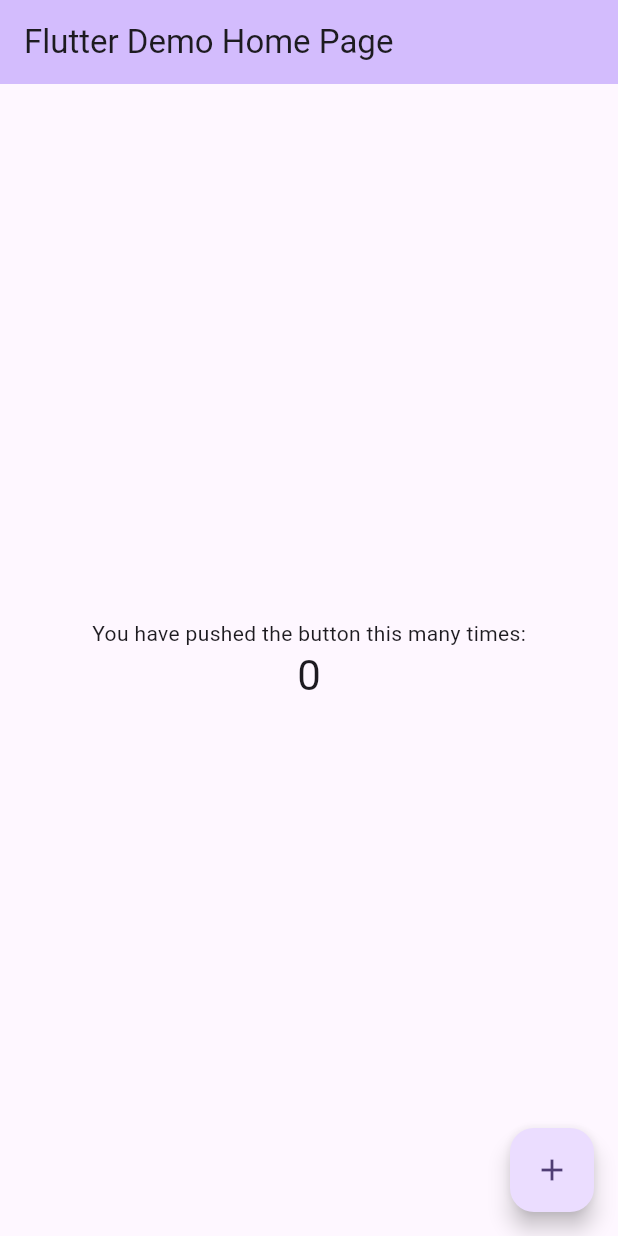
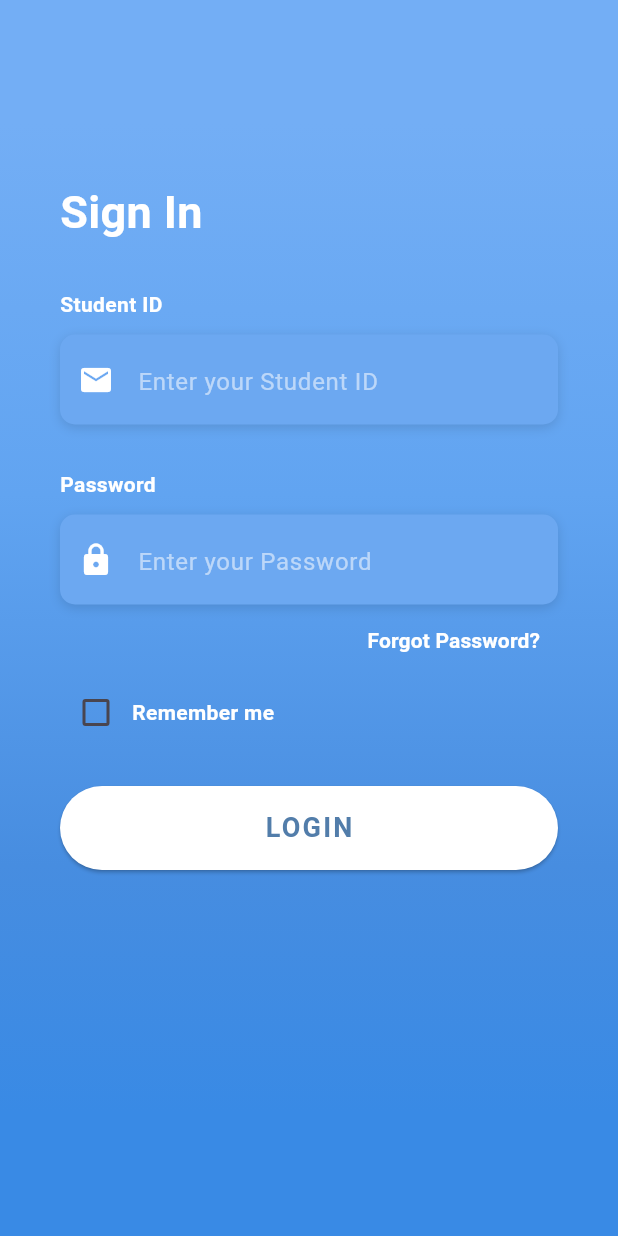
Before and after one commit to kimgukmin-99/flutter-academic-management, a Flutter app: the screen it shows after launch, on a phone screen of 412 x 824 dp. Run offline on Flutter 3.47's test engine with Material 3 defaults, Android fonts, the phone set to English and light mode, and no system bars; Roboto replaces fonts that are missing (OpenSans).

Commit message:
Update Login Page

```diff
--- a/lib/main.dart
+++ b/lib/main.dart
@@ -1,125 +1,16 @@
 import 'package:flutter/material.dart';
+import 'package:academic_management/screens/login_screen.dart';
 
-void main() {
-  runApp(const MyApp());
-}
+void main() => runApp(MyApp());
 
 class MyApp extends StatelessWidget {
-  const MyApp({super.key});
-
   // This widget is the root of your application.
   @override
   Widget build(BuildContext context) {
     return MaterialApp(
-      title: 'Flutter Demo',
-      theme: ThemeData(
-        // This is the theme of your application.
-        //
-        // TRY THIS: Try running your application with "flutter run". You'll see
-        // the application has a purple toolbar. Then, without quitting the app,
-        // try changing the seedColor in the colorScheme below to Colors.green
-        // and then invoke "hot reload" (save your changes or press the "hot
-        // reload" button in a Flutter-supported IDE, or press "r" if you used
-        // the command line to start the app).
-        //
-        // Notice that the counter didn't reset back to zero; the application
-        // state is not lost during the reload. To reset the state, use hot
-        // restart instead.
-        //
-        // This works for code too, not just values: Most code changes can be
-        // tested with just a hot reload.
-        colorScheme: ColorScheme.fromSeed(seedColor: Colors.deepPurple),
-        useMaterial3: true,
-      ),
-      home: const MyHomePage(title: 'Flutter Demo Home Page'),
+      title: 'Academic Management Login',
+      debugShowCheckedModeBanner: false,
+      home: LoginScreen(),
     );
   }
 }
-
-class MyHomePage extends StatefulWidget {
-  const MyHomePage({super.key, required this.title});
-
-  // This widget is the home page of your application. It is stateful, meaning
-  // that it has a State object (defined below) that contains fields that affect
-  // how it looks.
-
-  // This class is the configuration for the state. It holds the values (in this
-  // case the title) provided by the parent (in this case the App widget) and
-  // used by the build method of the State. Fields in a Widget subclass are
-  // always marked "final".
-
-  final String title;
-
-  @override
-  State<MyHomePage> createState() => _MyHomePageState();
-}
-
-class _MyHomePageState extends State<MyHomePage> {
-  int _counter = 0;
-
-  void _incrementCounter() {
-    setState(() {
-      // This call to setState tells the Flutter framework that something has
-      // changed in this State, which causes it to rerun the build method below
-      // so that the display can reflect the updated values. If we changed
-      // _counter without calling setState(), then the build method would not be
-      // called again, and so nothing would appear to happen.
-      _counter++;
-    });
-  }
-
-  @override
-  Widget build(BuildContext context) {
-    // This method is rerun every time setState is called, for instance as done
-    // by the _incrementCounter method above.
-    //
-    // The Flutter framework has been optimized to make rerunning build methods
-    // fast, so that you can just rebuild anything that needs updating rather
-    // than having to individually change instances of widgets.
-    return Scaffold(
-      appBar: AppBar(
-        // TRY THIS: Try changing the color here to a specific color (to
-        // Colors.amber, perhaps?) and trigger a hot reload to see the AppBar
-        // change color while the other colors stay the same.
-        backgroundColor: Theme.of(context).colorScheme.inversePrimary,
-        // Here we take the value from the MyHomePage object that was created by
-        // the App.build method, and use it to set our appbar title.
-        title: Text(widget.title),
-      ),
-      body: Center(
-        // Center is a layout widget. It takes a single child and positions it
-        // in the middle of the parent.
-        child: Column(
-          // Column is also a layout widget. It takes a list of children and
-          // arranges them vertically. By default, it sizes itself to fit its
-          // children horizontally, and tries to be as tall as its parent.
-          //
-          // Column has various properties to control how it sizes itself and
-          // how it positions its children. Here we use mainAxisAlignment to
-          // center the children vertically; the main axis here is the vertical
-          // axis because Columns are vertical (the cross axis would be
-          // horizontal).
-          //
-          // TRY THIS: Invoke "debug painting" (choose the "Toggle Debug Paint"
-          // action in the IDE, or press "p" in the console), to see the
-          // wireframe for each widget.
-          mainAxisAlignment: MainAxisAlignment.center,
-          children: <Widget>[
-            const Text(
-              'You have pushed the button this many times:',
-            ),
-            Text(
-              '$_counter',
-              style: Theme.of(context).textTheme.headlineMedium,
-            ),
-          ],
-        ),
-      ),
-      floatingActionButton: FloatingActionButton(
-        onPressed: _incrementCounter,
-        tooltip: 'Increment',
-        child: const Icon(Icons.add),
-      ), // This trailing comma makes auto-formatting nicer for build methods.
-    );
-  }
-}
--- /dev/null
+++ b/lib/screens/login_screen.dart
@@ -0,0 +1,203 @@
+import 'package:flutter/material.dart';
+import 'package:flutter/services.dart';
+import 'package:academic_management/utilities/constants.dart';
+
+class LoginScreen extends StatefulWidget {
+  @override
+  _LoginScreenState createState() => _LoginScreenState();
+}
+
+class _LoginScreenState extends State<LoginScreen> {
+  bool _rememberMe = false;
+
+  Widget _buildEmailTF() {
+    return Column(
+      crossAxisAlignment: CrossAxisAlignment.start,
+      children: <Widget>[
+        Text(
+          'Student ID',
+          style: kLabelStyle,
+        ),
+        SizedBox(height: 10.0),
+        Container(
+          alignment: Alignment.centerLeft,
+          decoration: kBoxDecorationStyle,
+          height: 60.0,
+          child: TextField(
+            keyboardType: TextInputType.emailAddress,
+            style: TextStyle(
+              color: Colors.white,
+              fontFamily: 'OpenSans',
+            ),
+            decoration: InputDecoration(
+              border: InputBorder.none,
+              contentPadding: EdgeInsets.only(top: 14.0),
+              prefixIcon: Icon(
+                Icons.email,
+                color: Colors.white,
+              ),
+              hintText: 'Enter your Student ID',
+              hintStyle: kHintTextStyle,
+            ),
+          ),
+        ),
+      ],
+    );
+  }
+
+  Widget _buildPasswordTF() {
+    return Column(
+      crossAxisAlignment: CrossAxisAlignment.start,
+      children: <Widget>[
+        Text(
+          'Password',
+          style: kLabelStyle,
+        ),
+        SizedBox(height: 10.0),
+        Container(
+          alignment: Alignment.centerLeft,
+          decoration: kBoxDecorationStyle,
+          height: 60.0,
+          child: TextField(
+            obscureText: true,
+            style: TextStyle(
+              color: Colors.white,
+              fontFamily: 'OpenSans',
+            ),
+            decoration: InputDecoration(
+              border: InputBorder.none,
+              contentPadding: EdgeInsets.only(top: 14.0),
+              prefixIcon: Icon(
+                Icons.lock,
+                color: Colors.white,
+              ),
+              hintText: 'Enter your Password',
+              hintStyle: kHintTextStyle,
+            ),
+          ),
+        ),
+      ],
+    );
+  }
+
+  Widget _buildForgotPasswordBtn() {
+    return Container(
+      alignment: Alignment.centerRight,
+      child: TextButton(
+        onPressed: () => print('Forgot Password Button Pressed'),
+        child: Text(
+          'Forgot Password?',
+          style: kLabelStyle,
+        ),
+      ),
+    );
+  }
+
+  Widget _buildRememberMeCheckbox() {
+    return Row(
+      children: <Widget>[
+        Checkbox(
+          value: _rememberMe,
+          checkColor: Colors.green,
+          activeColor: Colors.white,
+          onChanged: (bool? value) {
+            setState(() {
+              _rememberMe = value ?? false;
+            });
+          },
+        ),
+        Text(
+          'Remember me',
+          style: kLabelStyle,
+        ),
+      ],
+    );
+  }
+
+  Widget _buildLoginBtn() {
+    return Container(
+      padding: EdgeInsets.symmetric(vertical: 25.0),
+      width: double.infinity,
+      child: ElevatedButton(
+        onPressed: () => print('Login Button Pressed'),
+        style: ElevatedButton.styleFrom(
+          padding: EdgeInsets.all(15.0),
+          shape: RoundedRectangleBorder(
+            borderRadius: BorderRadius.circular(30.0),
+          ),
+          backgroundColor: Colors.white,
+        ),
+        child: Text(
+          'LOGIN',
+          style: TextStyle(
+            color: Color(0xFF527DAA),
+            letterSpacing: 1.5,
+            fontSize: 18.0,
+            fontWeight: FontWeight.bold,
+            fontFamily: 'OpenSans',
+          ),
+        ),
+      ),
+    );
+  }
+
+  @override
+  Widget build(BuildContext context) {
+    return Scaffold(
+      body: AnnotatedRegion<SystemUiOverlayStyle>(
+        value: SystemUiOverlayStyle.light,
+        child: GestureDetector(
+          onTap: () => FocusScope.of(context).unfocus(),
+          child: Stack(
+            children: <Widget>[
+              Container(
+                height: double.infinity,
+                width: double.infinity,
+                decoration: BoxDecoration(
+                  gradient: LinearGradient(
+                    begin: Alignment.topCenter,
+                    end: Alignment.bottomCenter,
+                    colors: [
+                      Color(0xFF73AEF5),
+                      Color(0xFF61A4F1),
+                      Color(0xFF478DE0),
+                      Color(0xFF398AE5),
+                    ],
+                    stops: [0.1, 0.4, 0.7, 0.9],
+                  ),
+                ),
+              ),
+              ListView( // SingleChildScrollView를 ListView로 대체
+                physics: AlwaysScrollableScrollPhysics(),
+                padding: EdgeInsets.symmetric(
+                  horizontal: 40.0,
+                  vertical: 120.0,
+                ),
+                children: <Widget>[
+                  Text(
+                    'Sign In',
+                    style: TextStyle(
+                      color: Colors.white,
+                      fontFamily: 'OpenSans',
+                      fontSize: 30.0,
+                      fontWeight: FontWeight.bold,
+                    ),
+                  ),
+                  SizedBox(height: 30.0),
+                  _buildEmailTF(),
+                  SizedBox(
+                    height: 30.0,
+                  ),
+                  _buildPasswordTF(),
+                  _buildForgotPasswordBtn(),
+                  _buildRememberMeCheckbox(),
+                  _buildLoginBtn(),
+                ],
+              ),
+            ],
+          ),
+        ),
+      ),
+    );
+  }
+}
--- /dev/null
+++ b/lib/utilities/constants.dart
@@ -0,0 +1,24 @@
+import 'package:flutter/material.dart';
+
+final kHintTextStyle = TextStyle(
+  color: Colors.white54,
+  fontFamily: 'OpenSans',
+);
+
+final kLabelStyle = TextStyle(
+  color: Colors.white,
+  fontWeight: FontWeight.bold,
+  fontFamily: 'OpenSans',
+);
+
+final kBoxDecorationStyle = BoxDecoration(
+  color: Color(0xFF6CA8F1),
+  borderRadius: BorderRadius.circular(10.0),
+  boxShadow: [
+    BoxShadow(
+      color: Colors.black12,
+      blurRadius: 6.0,
+      offset: Offset(0, 2),
+    ),
+  ],
+);
```
